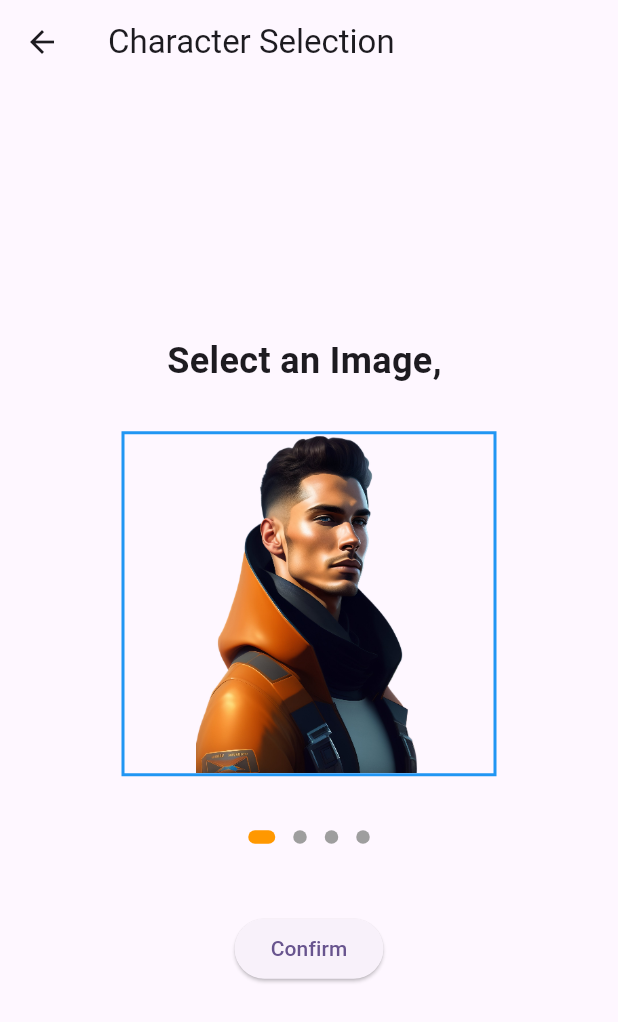
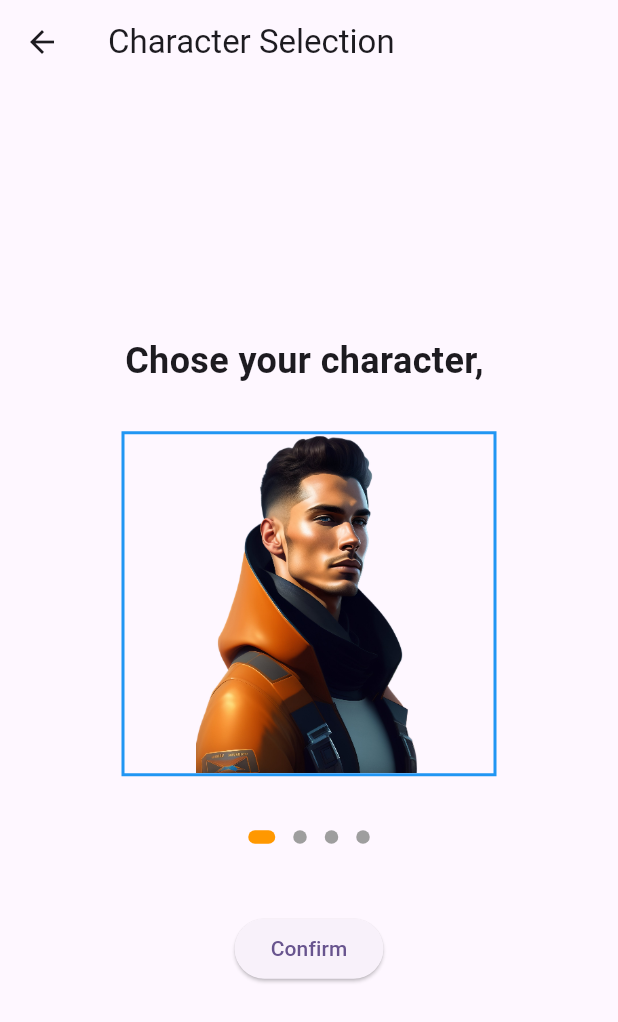
Before and after one commit to sun01822/Eclipse, a Flutter app: the CharacterSelectionScreen screen opened directly with empty values, on a phone screen of 412 x 824 dp. Shown: the top 1022 px of the screen. Run offline on Flutter 3.47's test engine with Material 2 defaults, Android fonts, the phone set to English and light mode, and no system bars; drawn by our look-alikes of carousel_slider, dots_indicator; our stand-ins replace animated_text_kit, flutter_spinkit, lottie.

Commit message:
Final Commit

```diff
--- a/lib/screens/character_selection_screen.dart
+++ b/lib/screens/character_selection_screen.dart
@@ -39,7 +39,7 @@ class _CharacterSelectionScreenState extends State<CharacterSelectionScreen> {
           mainAxisAlignment: MainAxisAlignment.center,
           children: <Widget>[
             Text(
-              'Select an Image, ${widget.userName}',
+              'Chose your character, ${widget.userName}',
               style: const TextStyle(
                 fontSize: 24.0,
                 fontWeight: FontWeight.bold,
--- a/lib/screens/project_info_screen.dart
+++ b/lib/screens/project_info_screen.dart
@@ -9,6 +9,7 @@ class ProjectInfoScreen extends StatefulWidget {
   const ProjectInfoScreen({Key? key}) : super(key: key);
 
   @override
+  // ignore: library_private_types_in_public_api
   _ProjectInfoScreenState createState() => _ProjectInfoScreenState();
 }
 
```
